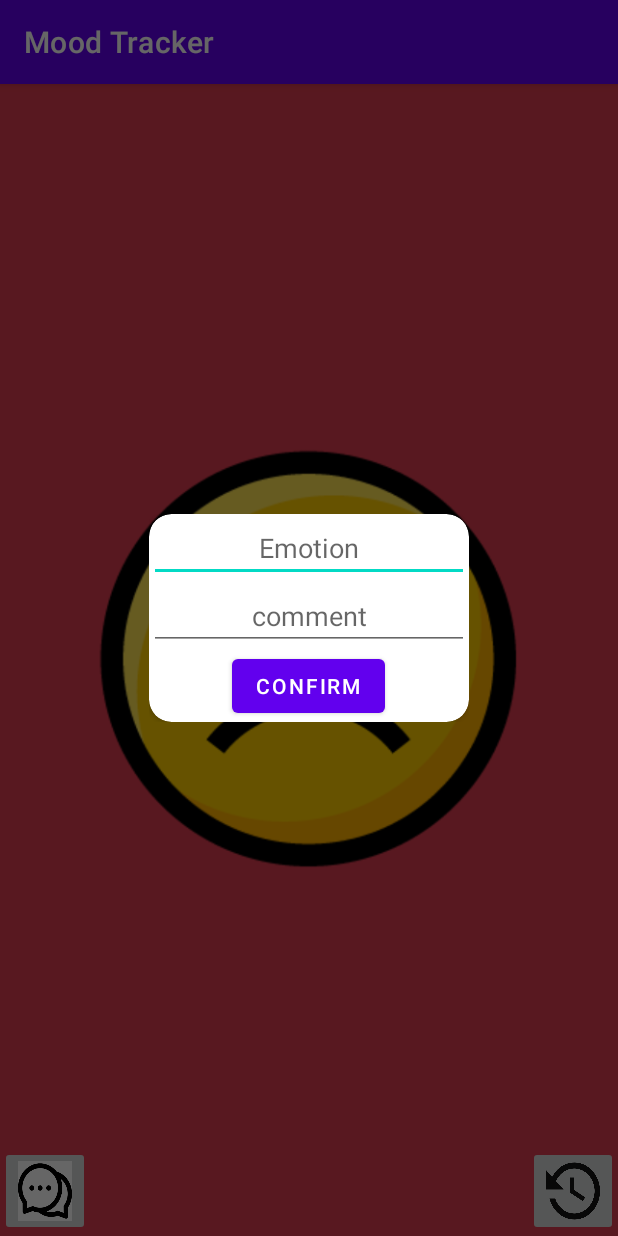
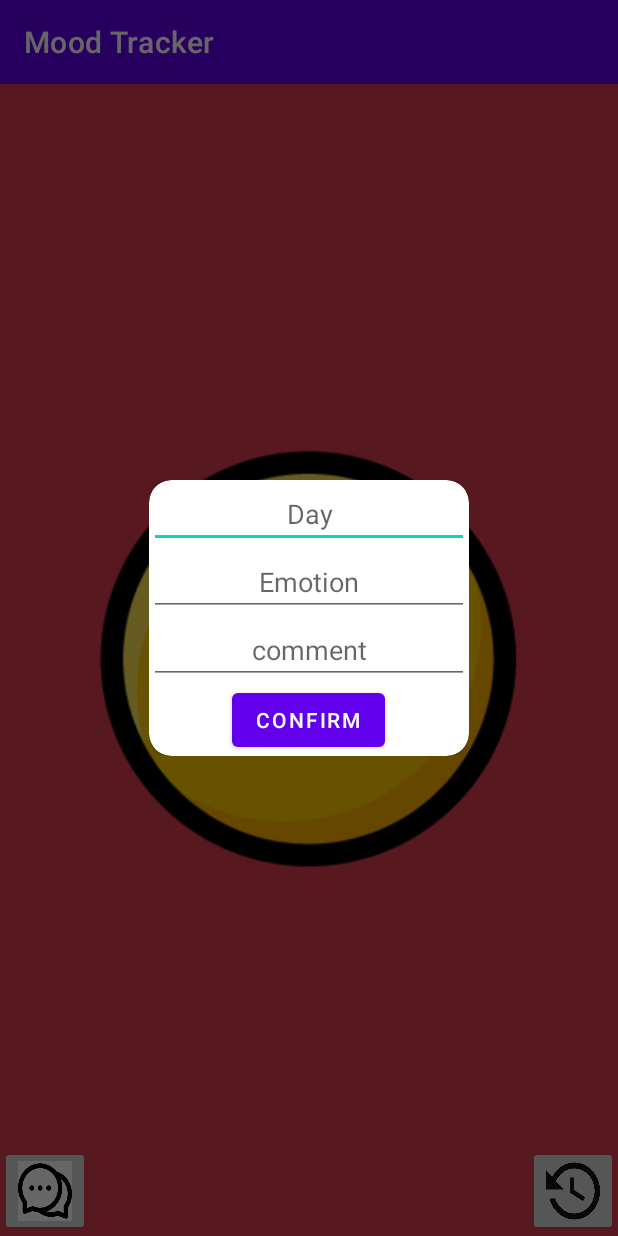
Before and after one commit to susmithagembali/moodapp, an Android app: the MainActivity2 screen opened directly, with no data from a screen before it, after a tap on an icon or button, on a phone screen of 412 x 824 dp. Run offline under Robolectric (Android 15) with nearby library versions, the phone set to English and light mode, and no system bars; our stand-ins replace Firebase (no records; nobody signed in at launch, a user with empty details on screens opened directly).

Commit message:
mood app

```diff
--- a/app/src/main/AndroidManifest.xml
+++ b/app/src/main/AndroidManifest.xml
@@ -10,10 +10,7 @@
         android:supportsRtl="true"
         android:theme="@style/Theme.MoodApp">
         <activity
-            android:name=".history"
-            android:exported="false" />
-        <activity
-            android:name=".comment"
+            android:name=".HistoryActivity"
             android:exported="false" />
         <activity
             android:name=".MainActivity2"
--- a/app/src/main/java/com/example/moodapp/MainActivity2.kt
+++ b/app/src/main/java/com/example/moodapp/MainActivity2.kt
@@ -3,10 +3,10 @@ package com.example.moodapp
 import android.app.Dialog
 import android.content.Intent
 import android.os.Build
-import androidx.appcompat.app.AppCompatActivity
 import android.os.Bundle
 import android.widget.*
 import androidx.annotation.RequiresApi
+import androidx.appcompat.app.AppCompatActivity
 import com.google.firebase.auth.FirebaseAuth
 import com.google.firebase.database.DatabaseReference
 import com.google.firebase.database.FirebaseDatabase
@@ -18,9 +18,9 @@ class MainActivity2 : AppCompatActivity() {
     lateinit var but4:ImageButton
     lateinit var scomment:String
     lateinit var sEmotion:String
+    lateinit var sDay:String
     lateinit var storage:DatabaseReference
     lateinit var history:ImageButton
-    //private var firebaseUserId:String = ""
     lateinit var auth: FirebaseAuth
     private var random:java.util.Random =java.util.Random()
     @RequiresApi(Build.VERSION_CODES.O)
@@ -28,9 +28,6 @@ class MainActivity2 : AppCompatActivity() {
         super.onCreate(savedInstanceState)
         setContentView(R.layout.activity_main2)
         history=findViewById(R.id.button)
-        history.setOnClickListener {
-            startActivity(Intent(this,history::class.java))
-        }
         img=findViewById(R.id.image2)
        img.setOnClickListener {
            ClickEmotion()
@@ -39,6 +36,11 @@ class MainActivity2 : AppCompatActivity() {
         but4.setOnClickListener {
            showcommentdailogue()
 
+        }
+
+        history.setOnClickListener {
+            val i = Intent(this,HistoryActivity::class.java)
+            startActivity(i)
         }
     }
 
@@ -51,20 +53,26 @@ class MainActivity2 : AppCompatActivity() {
         showcomment.window!!.setBackgroundDrawableResource(android.R.color.transparent)
         val emmotion = showcomment.findViewById<EditText>(R.id.emotion)
         val comment= showcomment.findViewById<EditText>(R.id.comment)
-        val current = LocalDateTime.now()
-        val formatter = DateTimeFormatter.ofPattern("dd/MM/yyyy")
-        val formatted = current.format(formatter)
+        val day = showcomment.findViewById<EditText>(R.id.etDay)
+//        val current = LocalDateTime.now()
+//        val formatter = DateTimeFormatter.ofPattern("dd/MM/yyyy")
+//        val formatted = current.format(formatter)
+
         showcomment.findViewById<Button>(R.id.showbutton).setOnClickListener {
           scomment=comment.text.toString().trim { it <= ' ' }
             sEmotion=emmotion.text.toString().trim { it <= ' '}
+            sDay = day.text.toString().trim { it <= ' ' }
+//            format = formatted.toString()
             if (sEmotion.isEmpty()){
                 Toast.makeText(this,"enter your emotion",Toast.LENGTH_SHORT).show()
             }
             else if (scomment.isEmpty()){
                 Toast.makeText(this,"enter your comment",Toast.LENGTH_SHORT).show()
+            } else if (sDay.isEmpty()) {
+                Toast.makeText(this, "enter the day", Toast.LENGTH_SHORT).show()
             }
             else{
-                sendData(sEmotion,scomment,formatted)
+                sendData(sEmotion,scomment,sDay)
             }
         }
 
@@ -72,11 +80,11 @@ class MainActivity2 : AppCompatActivity() {
         showcomment.show()
     }
 
-    private fun sendData(sEmotion: String, scomment: String, formatted: String) {
-           //firebaseUserId=auth.currentUser!!.uid
-           storage= FirebaseDatabase.getInstance().reference.child("History").child(formatted.substring(0,2))
+    private fun sendData(sEmotion: String, scomment: String,sDay: String) {
+           storage= FirebaseDatabase.getInstance().reference.child("History").child(sDay)
         val userHashMap=HashMap<String,Any>()
-        userHashMap["formatted"]=formatted
+        userHashMap["day"] = sDay
+//        userHashMap["formatted"]=formatted
         userHashMap["emotion"]=sEmotion
         userHashMap["comment"]=scomment
         storage.updateChildren(userHashMap).addOnCompleteListener {
--- a/app/src/main/java/com/example/moodapp/historyadapter.kt
+++ b/app/src/main/java/com/example/moodapp/historyadapter.kt
@@ -6,11 +6,11 @@ import android.view.ViewGroup
 import android.widget.TextView
 import androidx.recyclerview.widget.RecyclerView
 
-class historyadapter( val his: com.example.moodapp.history,val historylist: ArrayList<emotion>) :RecyclerView.Adapter<historyadapter.history>() {
+class historyadapter(val his: com.example.moodapp.HistoryActivity, val historylist: ArrayList<emotion>) :RecyclerView.Adapter<historyadapter.history>() {
     class history(view: View):RecyclerView.ViewHolder(view){
         val emotion: TextView = view.findViewById(R.id.emotion1)
         val comment: TextView = view.findViewById(R.id.comment1)
-        val formatted: TextView = view.findViewById(R.id.timestamp)
+        val day: TextView = view.findViewById(R.id.timestamp)
 
     }
 
@@ -23,7 +23,7 @@ class historyadapter( val his: com.example.moodapp.history,val historylist: Arra
         var hmodel: emotion = historylist[position]
         holder.emotion.text = hmodel.getEmotion()
         holder.comment.text = hmodel.getComment()
-        holder.formatted.text = hmodel.getFormatted()
+        holder.day.text = hmodel.getDay()
     }
 
     override fun getItemCount(): Int {
--- a/app/src/main/res/layout/activity_history.xml
+++ b/app/src/main/res/layout/activity_history.xml
@@ -4,10 +4,13 @@
     xmlns:tools="http://schemas.android.com/tools"
     android:layout_width="match_parent"
     android:layout_height="match_parent"
-    tools:context=".history">
+    tools:context=".HistoryActivity">
+
     <androidx.recyclerview.widget.RecyclerView
         android:id="@+id/history"
         android:layout_width="match_parent"
         android:layout_height="wrap_content"
+        tools:listitem="@layout/history_recycle"
         android:layout_margin="10dp"/>
+
 </RelativeLayout>
--- a/app/src/main/res/layout/comment_dailogue.xml
+++ b/app/src/main/res/layout/comment_dailogue.xml
@@ -21,24 +21,37 @@
                     android:src="@drawable/ic_baseline_delete_forever_24"
                     app:tint="@android:color/holo_red_dark" />
         -->
+
+        <EditText
+            android:id="@+id/etDay"
+            android:layout_width="wrap_content"
+            android:layout_height="wrap_content"
+            android:layout_centerHorizontal="true"
+            android:ems="10"
+            android:gravity="center"
+            android:hint="Day"
+            android:inputType="textCapCharacters" />
+
         <EditText
             android:id="@+id/emotion"
             android:layout_width="wrap_content"
             android:layout_height="wrap_content"
+            android:layout_below="@+id/etDay"
             android:layout_centerHorizontal="true"
+            android:ems="10"
+            android:gravity="center"
             android:hint="Emotion"
-                android:gravity="center"
-                android:ems="10"
             android:textSize="18sp" />
+
         <EditText
             android:id="@+id/comment"
             android:layout_width="wrap_content"
             android:layout_height="wrap_content"
+            android:layout_below="@+id/emotion"
+            android:layout_centerHorizontal="true"
             android:ems="10"
-                android:layout_below="@+id/emotion"
-                android:hint="comment"
             android:gravity="center"
-                android:layout_centerHorizontal="true"/>
+            android:hint="comment" />
 
         <Button
             android:id="@+id/showbutton"
@@ -49,7 +62,6 @@
             android:text="confirm" />
 
 
-
     </RelativeLayout>
 
 
--- a/app/src/main/res/layout/history_recycle.xml
+++ b/app/src/main/res/layout/history_recycle.xml
@@ -2,19 +2,21 @@
 <RelativeLayout xmlns:android="http://schemas.android.com/apk/res/android"
     android:layout_width="match_parent"
     android:layout_height="wrap_content">
+
     <TextView
         android:id="@+id/emotion1"
         android:layout_width="wrap_content"
         android:layout_height="wrap_content"
         android:text="Happy"
-        android:textSize="24sp"/>
+        android:textSize="24sp" />
+
     <TextView
         android:id="@+id/comment1"
         android:layout_width="wrap_content"
         android:layout_height="wrap_content"
         android:layout_below="@+id/emotion1"
         android:text="I felt very happy"
-        android:textSize="18sp"/>
+        android:textSize="18sp" />
 
     <TextView
         android:id="@+id/timestamp"
```
Also changed, not shown: app/src/main/java/com/example/moodapp/HistoryActivity.kt (renamed from app/src/main/java/com/example/moodapp/history.kt, +25 -11 lines), app/src/main/java/com/example/moodapp/emotion.kt (+11 -1 lines). Lines whose indentation alone changed are shown as unchanged.
